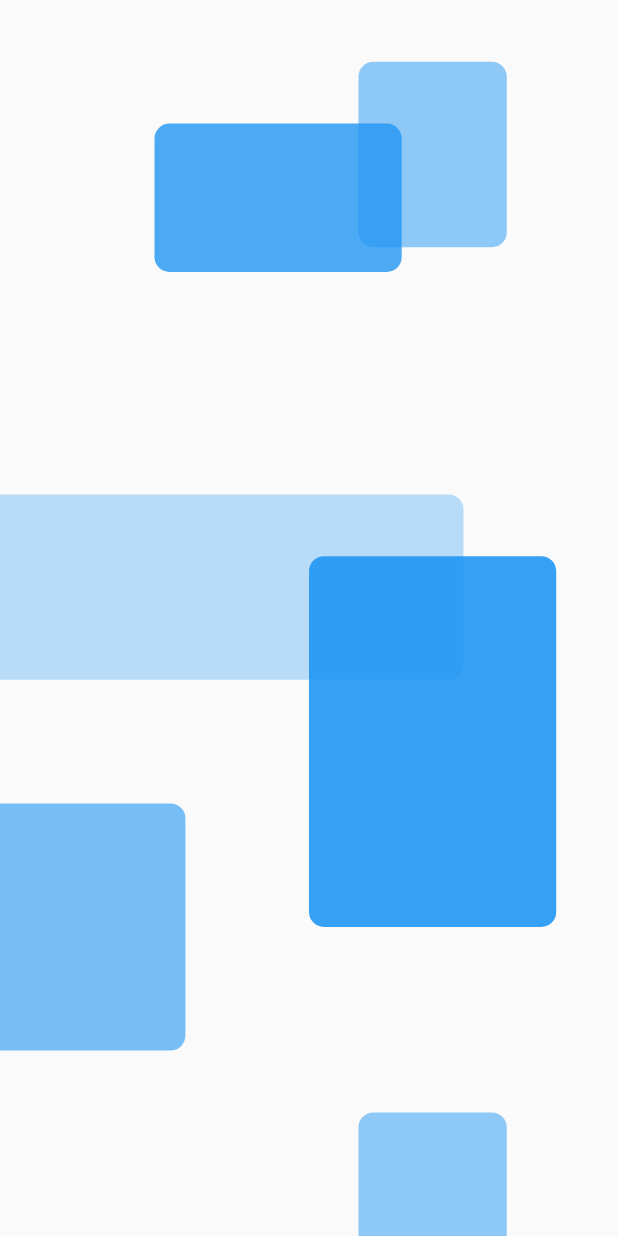
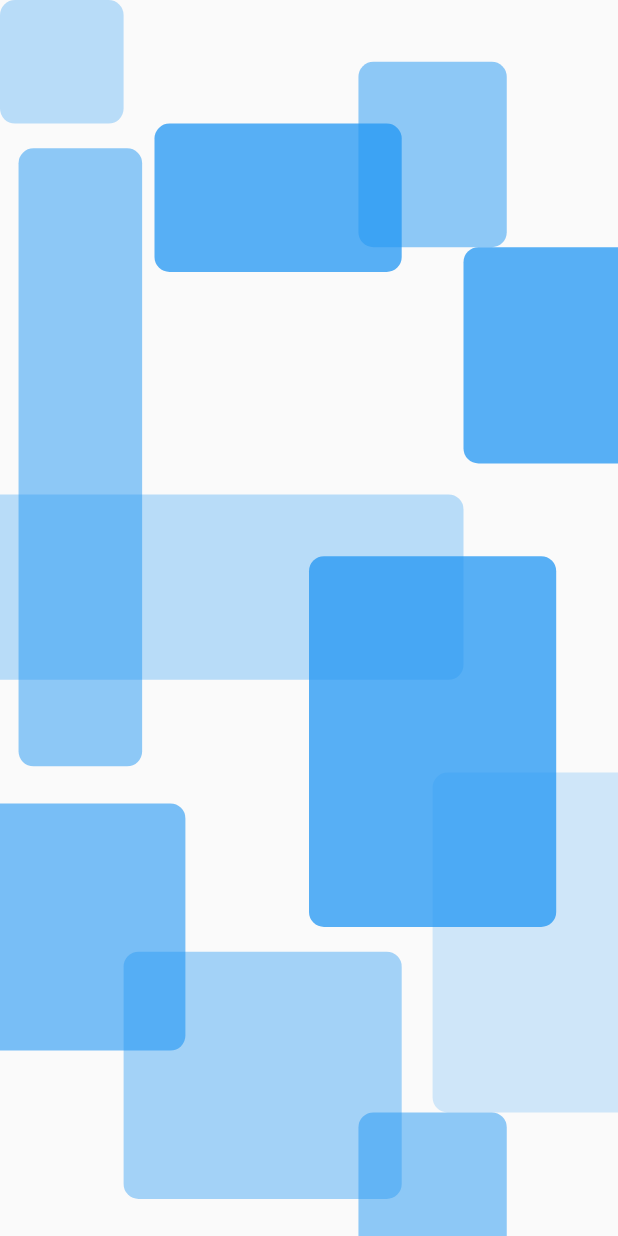
Before and after one commit to CrisMEDev/Flutter-Widgets_and_utils_lab, a Flutter app: the screen it shows after launch, on a phone screen of 412 x 824 dp. Run offline on Flutter 3.47's test engine with Material 2 defaults, Android fonts, the phone set to English and light mode, and no system bars.

Commit message:
HeaderFondoRectangulos actualizado

```diff
--- a/lib/src/widgets/headers.dart
+++ b/lib/src/widgets/headers.dart
@@ -605,7 +605,7 @@ class HeaderFondoRectangulos extends StatelessWidget {
         Positioned(
           top: screenSize.height * 0.1,
           right: screenSize.width * 0.35,
-          child: Rectangulo( color: Colors.blue.withOpacity(0.8), heigh: screenSize.width * 0.24, width: screenSize.width * 0.4 )
+          child: Rectangulo( color: Colors.blue.withOpacity(0.75), heigh: screenSize.width * 0.24, width: screenSize.width * 0.4 )
         ),
         Positioned(
           bottom: -screenSize.height * 0.05,
@@ -620,12 +620,37 @@ class HeaderFondoRectangulos extends StatelessWidget {
         Positioned(
           bottom: screenSize.height * 0.25,
           left: screenSize.width * 0.5,
-          child: Rectangulo( color: Colors.blue.withOpacity(0.9), heigh: screenSize.width * 0.6, width: screenSize.width * 0.4 )
+          child: Rectangulo( color: Colors.blue.withOpacity(0.75), heigh: screenSize.width * 0.6, width: screenSize.width * 0.4 )
         ),
         Positioned(
           bottom: screenSize.height * 0.45,
           right: screenSize.width * 0.25,
           child: Rectangulo( color: Colors.blue.withOpacity(0.3), heigh: screenSize.width * 0.3, width: screenSize.width * 0.8 )
+        ),
+        Positioned(
+          top: screenSize.height * 0.2,
+          right: -screenSize.width * 0.35,
+          child: Rectangulo( color: Colors.blue.withOpacity(0.75), heigh: screenSize.width * 0.35, width: screenSize.width * 0.6 )
+        ),
+        Positioned(
+          bottom: screenSize.height * 0.1,
+          right: -screenSize.width * 0.1,
+          child: Rectangulo( color: Colors.blue.withOpacity(0.2), heigh: screenSize.width * 0.55, width: screenSize.width * 0.4 )
+        ),
+        Positioned(
+          top: 0.0,
+          left: 0.0,
+          child: Rectangulo( color: Colors.blue.withOpacity(0.3), heigh: screenSize.width * 0.2, width: screenSize.width * 0.2 )
+        ),
+        Positioned(
+          bottom: screenSize.height * 0.03,
+          right: screenSize.width * 0.35,
+          child: Rectangulo( color: Colors.blue.withOpacity(0.4), heigh: screenSize.width * 0.40, width: screenSize.width * 0.45 )
+        ),
+        Positioned(
+          top: screenSize.height * 0.12,
+          left: screenSize.width * 0.03,
+          child: Rectangulo( color: Colors.blue.withOpacity(0.5), heigh: screenSize.width, width: screenSize.width * 0.2 )
         ),
       ],
     );
```
